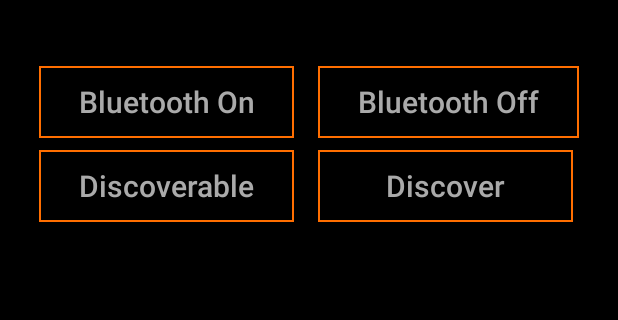
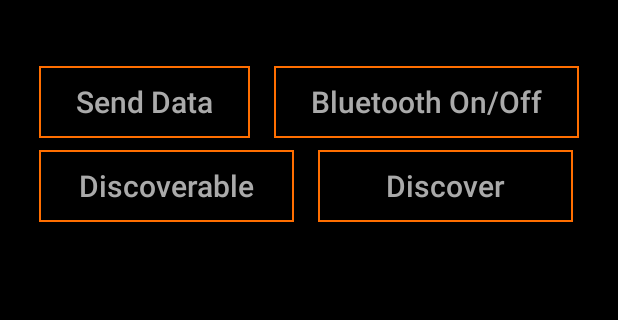
Before and after one commit to TribeTech4485/AndroidScout, an Android app: the ConnectAndSendActivity screen opened directly, with no data from a screen before it, on a phone screen of 412 x 824 dp, the part 84-404 px from its top. Run offline under Robolectric (Android 15) with nearby library versions, the phone set to English and light mode, and no system bars.

Commit message:
Layout updates

```diff
--- a/AndroidScout/app/src/main/res/layout/activity_connect_and_send.xml
+++ b/AndroidScout/app/src/main/res/layout/activity_connect_and_send.xml
@@ -5,7 +5,7 @@
     android:layout_width="match_parent"
     android:layout_height="match_parent"
 
-    android:background="@android:color/black"
+    android:background="#000000"
 
     tools:context="com.tribetech4485.androidscout.ConnectAndSendActivity">
 
@@ -62,7 +62,26 @@
                 android:orientation="horizontal">
 
                 <Button
-                    android:id="@+id/bluetoothOnButton"
+                    android:id="@+id/sendDataBtn"
+                    android:layout_width="wrap_content"
+                    android:layout_height="wrap_content"
+                    android:layout_weight="1"
+
+                    android:background="@drawable/btn_back"
+
+                    android:textColor="#AAAAAA"
+                    android:textAllCaps="false"
+                    android:textSize="20sp"
+
+                    android:onClick="sendDataBtn"
+
+                    android:layout_marginLeft="8dp"
+                    android:layout_marginRight="8dp"
+
+                    android:text="Send Data" />
+
+                <Button
+                    android:id="@+id/btOnOff"
                     android:layout_width="wrap_content"
                     android:layout_height="wrap_content"
                     android:layout_weight="1"
@@ -76,9 +95,9 @@
                     android:layout_marginLeft="8dp"
                     android:layout_marginRight="8dp"
 
-                    android:text="Bluetooth On" />
+                    android:text="Bluetooth On/Off" />
 
-                <Button
+                <!--Button
                     android:id="@+id/bluetoothOffButton"
                     android:layout_width="wrap_content"
                     android:layout_height="wrap_content"
@@ -93,7 +112,7 @@
                     android:layout_marginLeft="8dp"
                     android:layout_marginRight="8dp"
 
-                    android:text="Bluetooth Off" />
+                    android:text="Bluetooth Off" /-->
             </LinearLayout>
 
 
@@ -108,6 +127,8 @@
                 android:layout_marginLeft="8dp"
                 android:layout_marginTop="8dp"
                 android:layout_marginRight="8dp"
+
+                android:onClick="btnEnableDisable_Discoverable"
 
                 android:background="@drawable/btn_back"
                 android:text="Discoverable"
@@ -125,6 +146,8 @@
                 android:layout_marginTop="8dp"
                 android:layout_marginRight="8dp"
 
+                android:onClick="btnDiscover"
+
                 android:background="@drawable/btn_back"
                 android:text="Discover"
 
@@ -134,18 +157,17 @@
                 android:textSize="20sp" />
             </LinearLayout>
 
-            <TextView
-                android:id="@+id/statusText"
-                android:layout_width="match_parent"
-                android:layout_height="match_parent"
-                android:textAlignment="center"
-                android:textColor="#AAAAAA"
-                android:text=""/>
-
             <ListView
                 android:id="@+id/listView"
                 android:layout_width="match_parent"
-                android:layout_height="140dp" />
+                android:layout_height="match_parent"
+                android:layout_marginTop="15dp"
+                android:layout_marginRight="15dp"
+                android:layout_marginLeft="15dp"
+                android:clickable="true"
+                android:focusable="true"
+
+                />
 
         </LinearLayout>
     </ScrollView>
--- a/AndroidScout/app/src/main/res/layout/activity_main.xml
+++ b/AndroidScout/app/src/main/res/layout/activity_main.xml
@@ -54,7 +54,8 @@
         app:layout_constraintLeft_toLeftOf="parent"
         android:layout_marginStart="13dp"
         app:layout_constraintTop_toTopOf="parent"
-        android:layout_marginTop="8dp" />
+        android:layout_marginTop="8dp"
+        android:scaleType="fitXY"/>
 
     <ScrollView
         android:layout_width="376dp"
```
Also changed, not shown: AndroidScout/app/src/main/res/layout/device_adapter_view.xml (+13 -29 lines).
